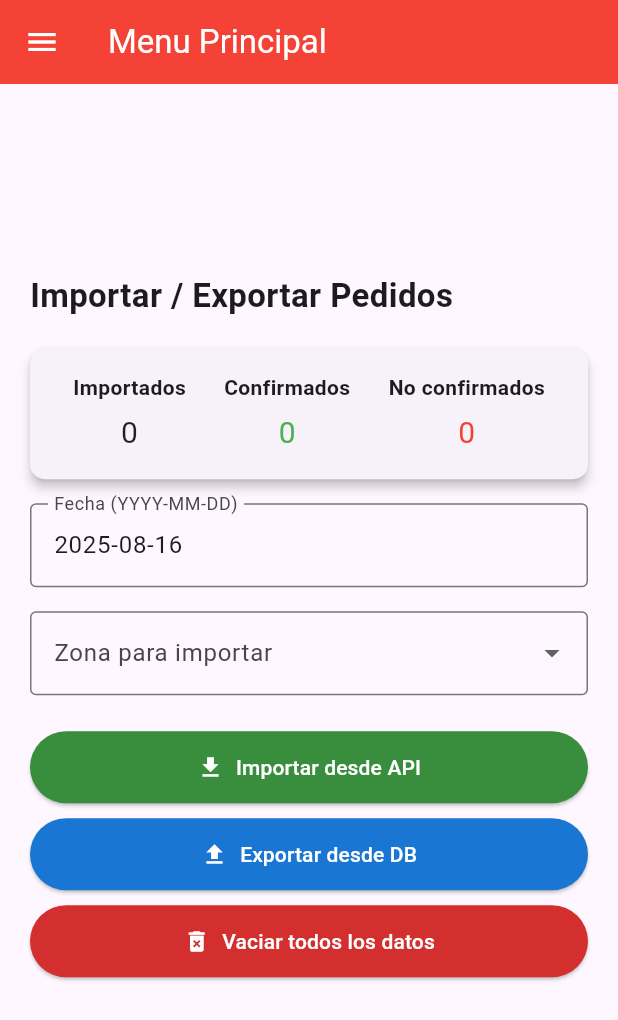
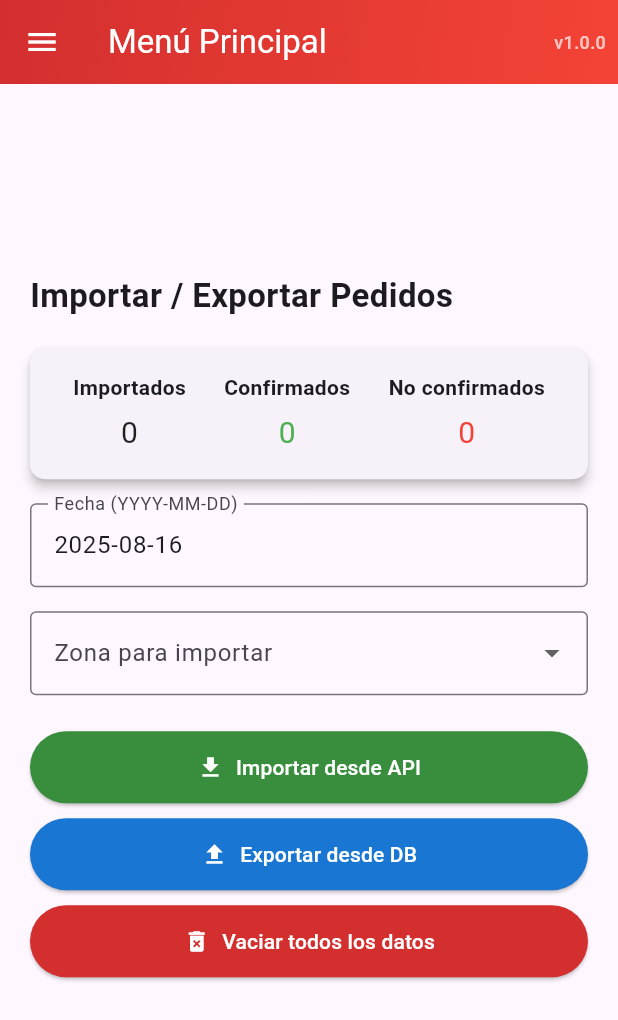
Before and after one commit to adimerpaul/sofipedido, a Flutter app: the screen it shows after launch, after a tap on "Importar", on a phone screen of 412 x 824 dp. Shown: the top 1020 px of the screen. Run offline on Flutter 3.47's test engine with Material 3 defaults, Android fonts, the phone set to English and light mode, and no system bars; our stand-ins replace flutter_dotenv, sqflite; accounts and stored records are empty.

Commit message:
Cambiando verion y opciones de mobil

```diff
--- a/lib/views/menu_view.dart
+++ b/lib/views/menu_view.dart
@@ -1,9 +1,11 @@
 import 'package:flutter/material.dart';
+import 'package:flutter_dotenv/flutter_dotenv.dart';
 import 'package:sofiapedido/views/pages/home_view.dart';
 import 'package:sofiapedido/views/pages/import_view.dart';
 import 'package:sofiapedido/views/pages/pedidos/pedidos_view.dart';
 import 'package:sofiapedido/views/pages/productos_totales_view.dart';
 import 'package:sofiapedido/views/pages/productos_view.dart';
+import 'package:flutter/services.dart'; // 👈 importa esto arriba
 
 class MenuView extends StatefulWidget {
   const MenuView({super.key});
@@ -15,7 +17,6 @@ class MenuView extends StatefulWidget {
 class _MenuViewState extends State<MenuView> {
   int currentIndex = 0;
 
-  // Devuelve el widget actual SIN usar 'late' ni listas almacenadas
   Widget _currentBody() {
     switch (currentIndex) {
       case 0:
@@ -36,71 +37,222 @@ class _MenuViewState extends State<MenuView> {
     }
   }
 
-  @override
-  Widget build(BuildContext context) {
-    return Scaffold(
-      appBar: AppBar(
-        title: const Text('Menu Principal'),
-        backgroundColor: Colors.red,
-        foregroundColor: Colors.white,
+  // ----- Drawer Header bonito con degradado + avatar -----
+  Widget _buildDrawerHeader(BuildContext context) {
+    return DrawerHeader(
+      margin: EdgeInsets.zero,
+      padding: const EdgeInsets.fromLTRB(16, 16, 16, 12),
+      decoration: BoxDecoration(
+        gradient: const LinearGradient(
+          begin: Alignment.topLeft,
+          end: Alignment.bottomRight,
+          colors: [
+            Color(0xFFD32F2F), // rojo intenso
+            Color(0xFFF44336), // rojo
+            Color(0xFFFF7043), // deep orange
+          ],
+        ),
+        // 👉 Si tienes una imagen, descomenta esto y añade assets/drawer_bg.png al pubspec.yaml
+        // image: const DecorationImage(
+        //   image: AssetImage('assets/drawer_bg.png'),
+        //   fit: BoxFit.cover,
+        //   colorFilter: ColorFilter.mode(Colors.black26, BlendMode.darken),
+        // ),
+        borderRadius: const BorderRadius.only(
+          bottomLeft: Radius.circular(16),
+          bottomRight: Radius.circular(16),
+        ),
+        boxShadow: const [
+          BoxShadow(
+            color: Colors.black26,
+            blurRadius: 10,
+            offset: Offset(0, 4),
+          )
+        ],
       ),
-      body: _currentBody(),
-      drawer: Drawer(
-        child: ListView(
-          padding: EdgeInsets.zero,
-          children: [
-            const DrawerHeader(
-              decoration: BoxDecoration(color: Colors.red),
-              child: Center(
-                child: Text(
-                  'Sofia Pedido',
+      child: Row(
+        crossAxisAlignment: CrossAxisAlignment.end,
+        children: [
+          // Avatar con logo
+          Container(
+            decoration: BoxDecoration(
+              shape: BoxShape.circle,
+              boxShadow: const [
+                BoxShadow(color: Colors.black26, blurRadius: 8, offset: Offset(0, 4)),
+              ],
+            ),
+            child: CircleAvatar(
+              radius: 30,
+              backgroundColor: Colors.white,
+              child: Padding(
+                padding: const EdgeInsets.all(6.0),
+                child: Image.asset('assets/logo.png', fit: BoxFit.contain),
+              ),
+            ),
+          ),
+          const SizedBox(width: 12),
+          // Títulos
+          Expanded(
+            child: Column(
+              mainAxisAlignment: MainAxisAlignment.end,
+              crossAxisAlignment: CrossAxisAlignment.start,
+              children: const [
+                Text(
+                  'Sofía Pedido',
                   style: TextStyle(
                     color: Colors.white,
-                    fontSize: 24,
-                    fontWeight: FontWeight.bold,
+                    fontSize: 22,
+                    fontWeight: FontWeight.w800,
+                    letterSpacing: .3,
                   ),
+                ),
+                SizedBox(height: 4),
+                Text(
+                  'Gestión de importaciones y pedidos',
+                  style: TextStyle(
+                    color: Colors.white70,
+                    fontSize: 12.5,
+                    fontWeight: FontWeight.w500,
+                  ),
+                ),
+              ],
+            ),
+          ),
+        ],
+      ),
+    );
+  }
+
+  // ----- Item del Drawer con indicador de selección bonito -----
+  Widget _navItem({
+    required IconData icon,
+    required String title,
+    required int index,
+  }) {
+    final bool selected = currentIndex == index;
+
+    return InkWell(
+      borderRadius: BorderRadius.circular(12),
+      onTap: () {
+        setState(() => currentIndex = index);
+        Navigator.pop(context);
+      },
+      child: Container(
+        margin: const EdgeInsets.symmetric(horizontal: 10, vertical: 4),
+        decoration: BoxDecoration(
+          color: selected
+              ? Colors.red.withValues(alpha: 0.10) // antes: withOpacity(0.10)
+              : Colors.transparent,
+          borderRadius: BorderRadius.circular(12),
+          border: Border.all(
+            color: selected
+                ? Colors.red.withValues(alpha: 0.35) // antes: withOpacity(0.35)
+                : Colors.transparent,
+            width: 1,
+          ),
+        ),
+        child: Stack(
+          children: [
+            // Indicador lateral animado
+            AnimatedContainer(
+              duration: const Duration(milliseconds: 250),
+              curve: Curves.easeOut,
+              width: selected ? 5 : 0,
+              height: 48,
+              decoration: BoxDecoration(
+                borderRadius: const BorderRadius.horizontal(left: Radius.circular(12)),
+                gradient: const LinearGradient(
+                  begin: Alignment.topCenter,
+                  end: Alignment.bottomCenter,
+                  colors: [Color(0xFFFF7043), Color(0xFFD32F2F)],
                 ),
               ),
             ),
+            // Contenido del tile
             ListTile(
-              leading: const Icon(Icons.home),
-              title: const Text('Inicio'),
-              onTap: () {
-                setState(() => currentIndex = 0);
-                Navigator.pop(context);
-              },
+              contentPadding: const EdgeInsets.symmetric(horizontal: 16),
+              leading: Icon(
+                icon,
+                color: selected ? const Color(0xFFD32F2F) : Colors.grey[700],
+              ),
+              title: Text(
+                title,
+                style: TextStyle(
+                  fontWeight: selected ? FontWeight.w800 : FontWeight.w600,
+                  color: selected ? const Color(0xFFD32F2F) : Colors.black87,
+                ),
+              ),
+              trailing: selected
+                  ? const Icon(Icons.check_circle, color: Color(0xFFD32F2F), size: 18)
+                  : null,
             ),
-            ListTile(
-              leading: const Icon(Icons.cloud_download),
-              title: const Text('Importar'),
-              onTap: () {
-                setState(() => currentIndex = 1);
-                Navigator.pop(context);
-              },
+          ],
+        ),
+      ),
+    );
+  }
+
+  @override
+  Widget build(BuildContext context) {
+    // AppBar con leve degradado para combinar con el Drawer
+    final appBar = AppBar(
+      elevation: 0,
+      title: const Text('Menú Principal'),
+      foregroundColor: Colors.white,
+      flexibleSpace: Container(
+        decoration: const BoxDecoration(
+          gradient: LinearGradient(
+            colors: [Color(0xFFD32F2F), Color(0xFFF44336)],
+            begin: Alignment.topLeft,
+            end: Alignment.bottomRight,
+          ),
+        ),
+      ),
+      actions: [
+        Padding(
+          padding: const EdgeInsets.all(8.0),
+          child: Text(
+            dotenv.env['VERSION'] ?? 'v1.0.0',
+            style: TextStyle(
+              color: Colors.white70,
+              fontSize: 12,
+              fontWeight: FontWeight.w500,
             ),
-            ListTile(
-              leading: const Icon(Icons.receipt_long),
-              title: const Text('Pedidos'),
-              onTap: () {
-                setState(() => currentIndex = 2);
-                Navigator.pop(context);
-              },
+          ),
+        ),
+      ],
+      systemOverlayStyle: SystemUiOverlayStyle.light, // 👈 aquí el truco
+    );
+
+    return Scaffold(
+      appBar: appBar,
+      body: _currentBody(),
+      drawer: Drawer(
+        child: Column(
+          children: [
+            _buildDrawerHeader(context),
+            Expanded(
+              child: ListView(
+                padding: const EdgeInsets.only(top: 4, bottom: 8),
+                children: [
+                  _navItem(icon: Icons.home, title: 'Inicio', index: 0),
+                  _navItem(icon: Icons.cloud_download, title: 'Importar', index: 1),
+                  _navItem(icon: Icons.receipt_long, title: 'Pedidos', index: 2),
+                  _navItem(icon: Icons.inventory_2, title: 'Productos', index: 3),
+                  _navItem(icon: Icons.list, title: 'Productos Totales', index: 4),
+                ],
+              ),
             ),
-            ListTile(
-              leading: const Icon(Icons.inventory_2),
-              title: const Text('Productos'),
-              onTap: () {
-                setState(() => currentIndex = 3);
-                Navigator.pop(context);
-              },
-            ),
-            ListTile(
-              leading: const Icon(Icons.list),
-              title: const Text('Productos Totales'),
-              onTap: () {
-                setState(() => currentIndex = 4);
-                Navigator.pop(context);
-              },
+            // Pie del drawer (opcional)
+            Padding(
+              padding: const EdgeInsets.symmetric(horizontal: 12, vertical: 10),
+              child: Row(
+                children: const [
+                  Icon(Icons.info_outline, size: 16, color: Colors.black54),
+                  SizedBox(width: 6),
+                  Text('v1.0.0', style: TextStyle(color: Colors.black54)),
+                ],
+              ),
             ),
           ],
         ),
--- a/lib/views/pages/pedidos/detalle_pedido_view.dart
+++ b/lib/views/pages/pedidos/detalle_pedido_view.dart
@@ -280,9 +280,11 @@ class _DetallePedidoViewState extends State<DetallePedidoView> {
                                       ),
                                     ],
                                   ),
-                                  trailing: estaConfirmado
-                                      ? null
-                                      : IconButton(
+                                  trailing:
+                                  // estaConfirmado
+                                  //     ? null
+                                  //     :
+                                  IconButton(
                                           icon: const Icon(
                                             Icons.delete,
                                             color: Colors.red,
```
